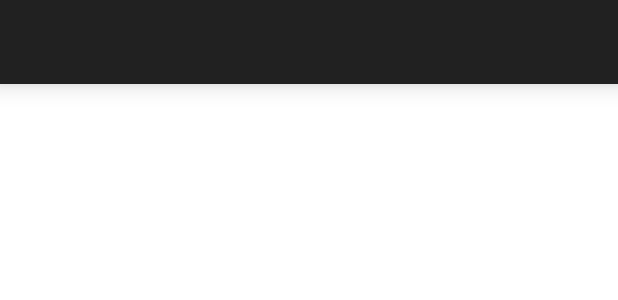
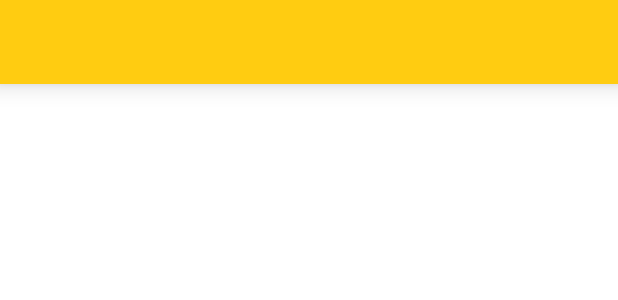
Before and after one commit to alombardo4/BikeLockAndroid, an Android app: the layout activity_main.xml on its own in the app's theme, with its tools: preview values and no code run, on a phone screen of 412 x 824 dp. Shown: the top 300 px of the screen. Run offline under Robolectric (Android 15) with nearby library versions, the phone set to English and light mode, and no system bars.

Commit message:
Fixed lollipop toolbar color issue

```diff
--- a/app/src/main/res/layout/activity_main.xml
+++ b/app/src/main/res/layout/activity_main.xml
@@ -14,7 +14,6 @@
             android:theme="@style/Toolbar"
             android:layout_width="match_parent"
             android:minHeight="?attr/actionBarSize"
-            android:background="?attr/colorPrimary"
             android:elevation="10dp" />
 
     </LinearLayout>
```
Also changed, not shown: 182 other files.
